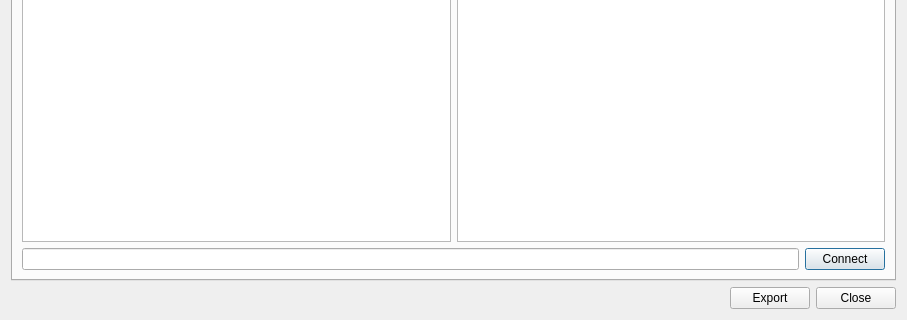
This is myDiffTool/diffdialog.ui in Maalli/myDiffTool as Qt 5 draws it before an edit; both pictures show x 0 to 907 and y 237 to 557 of the 907 by 557 pixel window. The edited form follows.
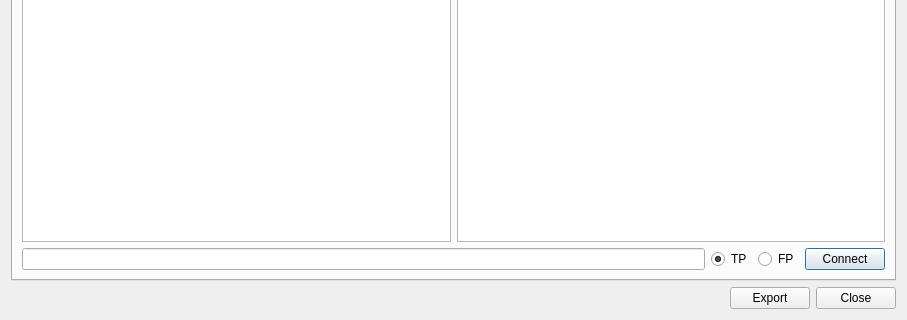
This is the edited form.

Commit message: Sorted lists and updated formating of views, models and gui.

Diff of the .ui file:
```diff
--- a/myDiffTool/diffdialog.ui
+++ b/myDiffTool/diffdialog.ui
@@ -35,7 +35,7 @@
         </layout>
        </item>
        <item>
-        <layout class="QHBoxLayout" name="horizontalLayout">
+        <layout class="QHBoxLayout" name="horizontalLayout_5">
          <item>
           <widget class="QLineEdit" name="lineEdit">
            <property name="text">
@@ -43,6 +43,27 @@
            </property>
           </widget>
          </item>
+         <item>
+          <layout class="QHBoxLayout" name="horizontalLayout">
+           <item>
+            <widget class="QRadioButton" name="radioTPButton">
+             <property name="text">
+              <string>TP</string>
+             </property>
+             <property name="checked">
+              <bool>true</bool>
+             </property>
+            </widget>
+           </item>
+           <item>
+            <widget class="QRadioButton" name="radioFPButton">
+             <property name="text">
+              <string>FP</string>
+             </property>
+            </widget>
+           </item>
+          </layout>
+         </item>
          <item>
           <widget class="QPushButton" name="connectButton">
            <property name="text">
```
The commit also changes 3 other files.
